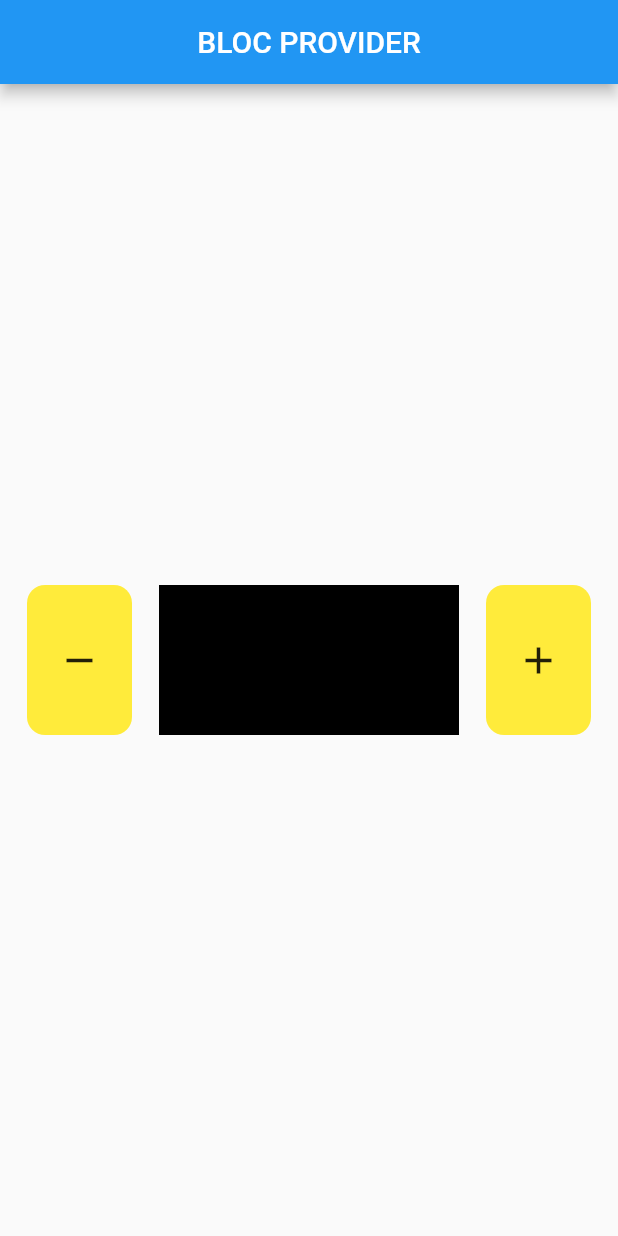
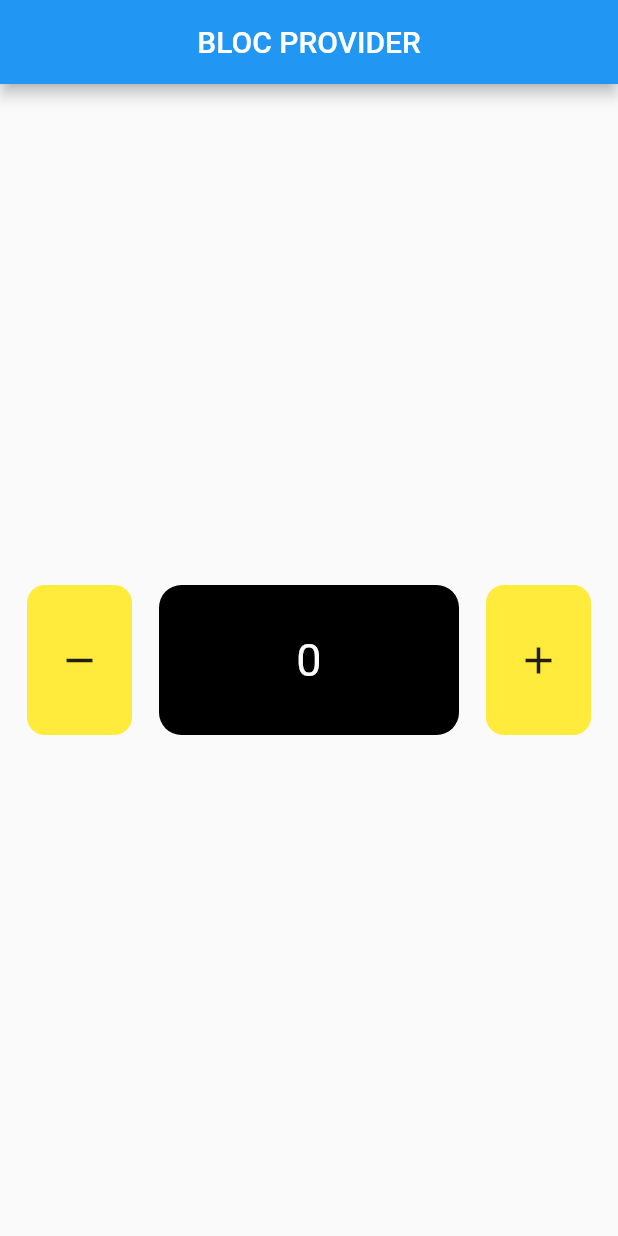
Before and after one commit to Ripat-2345/learn_flutter_bloc, a Flutter app: the screen it shows after launch, on a phone screen of 412 x 824 dp. Run offline on Flutter 3.47's test engine with Material 2 defaults, Android fonts, the phone set to English and light mode, and no system bars; our stand-ins replace bloc, flutter_bloc.

```diff
--- a/lib/main.dart
+++ b/lib/main.dart
@@ -1,5 +1,7 @@
 import 'package:bloc/bloc.dart';
 import 'package:flutter/material.dart';
+import 'package:flutter_bloc/flutter_bloc.dart';
+import 'package:learn_flutter_bloc/bloc/counter.dart';
 import 'package:learn_flutter_bloc/pages/home/home_page2.dart';
 import './pages/home/home_page.dart';
 
@@ -12,8 +14,11 @@ class MyApp extends StatelessWidget {
 
   @override
   Widget build(BuildContext context) {
-    return MaterialApp(
-      home: HomePage2(),
+    return BlocProvider(
+      create: (context) => Counter(),
+      child: MaterialApp(
+        home: HomePage2(),
+      ),
     );
   }
 }
--- /dev/null
+++ b/lib/pages/home/center_widget.dart
@@ -0,0 +1,29 @@
+import 'package:flutter/material.dart';
+import 'package:flutter_bloc/flutter_bloc.dart';
+
+import '../../bloc/counter.dart';
+
+class CenterWidget extends StatelessWidget {
+  const CenterWidget({
+    Key? key,
+  }) : super(key: key);
+
+  @override
+  Widget build(BuildContext context) {
+    Counter myCounter = BlocProvider.of<Counter>(context);
+    return Center(
+      child: BlocBuilder<Counter, int>(
+        bloc: myCounter,
+        builder: (context, state) {
+          return Text(
+            state.toString(),
+            style: TextStyle(
+              color: Colors.white,
+              fontSize: 30,
+            ),
+          );
+        },
+      ),
+    );
+  }
+}
--- /dev/null
+++ b/lib/pages/home/data_widget.dart
@@ -0,0 +1,24 @@
+import 'package:flutter/material.dart';
+import 'package:flutter_bloc/flutter_bloc.dart';
+
+import '../../bloc/counter.dart';
+import 'center_widget.dart';
+
+class DataWidget extends StatelessWidget {
+  const DataWidget({
+    Key? key,
+  }) : super(key: key);
+
+  @override
+  Widget build(BuildContext context) {
+    return Material(
+      color: Colors.black,
+      borderRadius: BorderRadius.circular(15),
+      child: SizedBox(
+        width: 200,
+        height: 100,
+        child: CenterWidget(),
+      ),
+    );
+  }
+}
--- a/lib/pages/home/home_page2.dart
+++ b/lib/pages/home/home_page2.dart
@@ -1,10 +1,15 @@
 import 'package:flutter/material.dart';
+import 'package:flutter_bloc/flutter_bloc.dart';
+import 'package:learn_flutter_bloc/bloc/counter.dart';
+
+import 'data_widget.dart';
 
 class HomePage2 extends StatelessWidget {
-  const HomePage2({Key? key}) : super(key: key);
+  HomePage2({Key? key}) : super(key: key);
 
   @override
   Widget build(BuildContext context) {
+    Counter myCounter = BlocProvider.of<Counter>(context);
     return Scaffold(
       appBar: AppBar(
         title: Text("BLOC PROVIDER"),
@@ -20,7 +25,11 @@ class HomePage2 extends StatelessWidget {
                 color: Colors.yellow,
                 borderRadius: BorderRadius.circular(12),
                 child: InkWell(
-                  child: Container(
+                  onTap: () {
+                    myCounter.decrement();
+                  },
+                  borderRadius: BorderRadius.circular(12),
+                  child: const SizedBox(
                     width: 70,
                     height: 100,
                     child: Icon(
@@ -30,17 +39,16 @@ class HomePage2 extends StatelessWidget {
                   ),
                 ),
               ),
-              Container(
-                width: 200,
-                height: 100,
-                color: Colors.black,
-                child: Text("0"),
-              ),
+              DataWidget(),
               Material(
                 color: Colors.yellow,
                 borderRadius: BorderRadius.circular(12),
                 child: InkWell(
-                  child: Container(
+                  onTap: () {
+                    myCounter.increment();
+                  },
+                  borderRadius: BorderRadius.circular(12),
+                  child: const SizedBox(
                     width: 70,
                     height: 100,
                     child: Icon(
```
